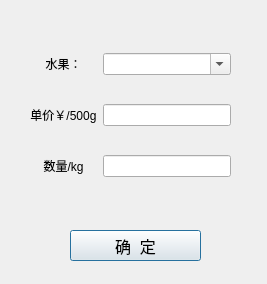
Qt form FruitManager/dialogsaleitem.ui (database-class-assistants/c-sFruitManager) before a commit.
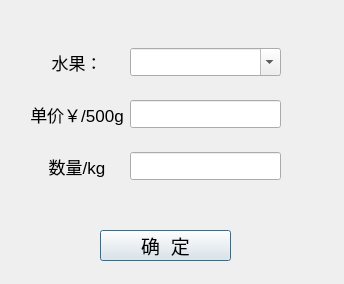
The same form after that commit.

Diff of the .ui file:
```diff
--- a/FruitManager/dialogsaleitem.ui
+++ b/FruitManager/dialogsaleitem.ui
@@ -6,7 +6,7 @@
    <rect>
     <x>0</x>
     <y>0</y>
-    <width>267</width>
+    <width>344</width>
     <height>284</height>
    </rect>
   </property>
@@ -18,13 +18,18 @@
     <rect>
      <x>30</x>
      <y>30</y>
-     <width>201</width>
+     <width>251</width>
      <height>171</height>
     </rect>
    </property>
    <layout class="QGridLayout" name="gridLayout_2">
     <item row="0" column="0">
      <widget class="QLabel" name="lb_name">
+      <property name="font">
+       <font>
+        <pointsize>13</pointsize>
+       </font>
+      </property>
       <property name="text">
        <string>水果：</string>
       </property>
@@ -35,6 +40,11 @@
     </item>
     <item row="1" column="0">
      <widget class="QLabel" name="lb_price">
+      <property name="font">
+       <font>
+        <pointsize>13</pointsize>
+       </font>
+      </property>
       <property name="text">
        <string>单价￥/500g</string>
       </property>
@@ -44,10 +54,21 @@
      </widget>
     </item>
     <item row="1" column="1">
-     <widget class="QLineEdit" name="le_price"/>
+     <widget class="QLineEdit" name="le_price">
+      <property name="font">
+       <font>
+        <pointsize>13</pointsize>
+       </font>
+      </property>
+     </widget>
     </item>
     <item row="0" column="1">
      <widget class="QComboBox" name="comboBox">
+      <property name="font">
+       <font>
+        <pointsize>13</pointsize>
+       </font>
+      </property>
       <property name="editable">
        <bool>true</bool>
       </property>
@@ -55,6 +76,11 @@
     </item>
     <item row="2" column="0">
      <widget class="QLabel" name="lb_num">
+      <property name="font">
+       <font>
+        <pointsize>13</pointsize>
+       </font>
+      </property>
       <property name="text">
        <string>数量/kg</string>
       </property>
@@ -64,14 +90,20 @@
      </widget>
     </item>
     <item row="2" column="1">
-     <widget class="QLineEdit" name="le_num"/>
+     <widget class="QLineEdit" name="le_num">
+      <property name="font">
+       <font>
+        <pointsize>13</pointsize>
+       </font>
+      </property>
+     </widget>
     </item>
    </layout>
   </widget>
   <widget class="QPushButton" name="btn_comfirm">
    <property name="geometry">
     <rect>
-     <x>70</x>
+     <x>100</x>
      <y>230</y>
      <width>131</width>
      <height>31</height>
@@ -79,7 +111,7 @@
    </property>
    <property name="font">
     <font>
-     <pointsize>12</pointsize>
+     <pointsize>14</pointsize>
     </font>
    </property>
    <property name="text">
```
